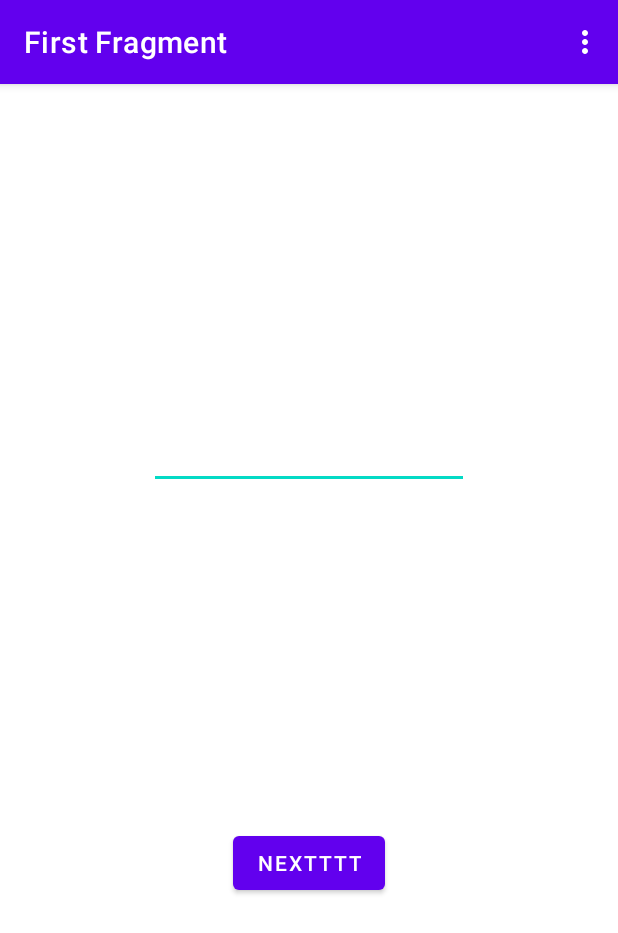
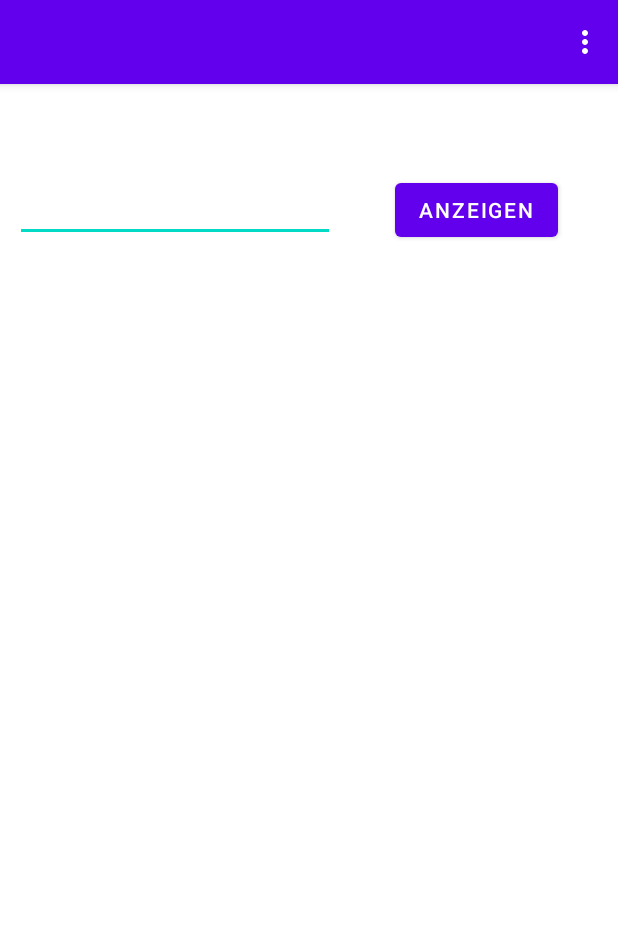
Before and after one commit to praxidike97/TrainDisplay, an Android app: the screen it shows after launch (MainActivity), on a phone screen of 412 x 824 dp. Shown: the top 933 px of the screen. Run offline under Robolectric (Android 15) with nearby library versions, the light colour scheme and no system bars; our stand-ins replace Volley, navigation-ui.

Commit message:
Progress Android App

```diff
--- a/src/TrainDisplayManager/app/build.gradle
+++ b/src/TrainDisplayManager/app/build.gradle
@@ -37,6 +37,7 @@ dependencies {
     implementation 'androidx.constraintlayout:constraintlayout:2.1.4'
     implementation 'androidx.navigation:navigation-fragment:2.3.5'
     implementation 'androidx.navigation:navigation-ui:2.3.5'
+    implementation 'com.android.volley:volley:1.2.1'
     testImplementation 'junit:junit:4.13.2'
     androidTestImplementation 'androidx.test.ext:junit:1.1.3'
     androidTestImplementation 'androidx.test.espresso:espresso-core:3.5.1'
--- a/src/TrainDisplayManager/app/src/main/AndroidManifest.xml
+++ b/src/TrainDisplayManager/app/src/main/AndroidManifest.xml
@@ -2,6 +2,9 @@
 <manifest xmlns:android="http://schemas.android.com/apk/res/android"
     xmlns:tools="http://schemas.android.com/tools"
     package="de.praxidike.traindisplaymanager">
+
+    <uses-permission android:name="android.permission.INTERNET" />
+    <uses-permission android:name="android.permission.ACCESS_NETWORK_STATE" />
 
     <application
         android:allowBackup="true"
@@ -11,6 +14,7 @@
         android:label="@string/app_name"
         android:roundIcon="@mipmap/ic_launcher_round"
         android:supportsRtl="true"
+        android:usesCleartextTraffic="true"
         android:theme="@style/Theme.TrainDisplayManager"
         tools:targetApi="31">
         <activity
--- a/src/TrainDisplayManager/app/src/main/java/de/praxidike/traindisplaymanager/FirstFragment.java
+++ b/src/TrainDisplayManager/app/src/main/java/de/praxidike/traindisplaymanager/FirstFragment.java
@@ -2,15 +2,24 @@ package de.praxidike.traindisplaymanager;
 
 import android.content.Context;
 import android.os.Bundle;
+import android.util.Log;
 import android.view.LayoutInflater;
 import android.view.View;
 import android.view.ViewGroup;
 import android.view.inputmethod.InputMethodManager;
 import android.widget.AdapterView;
 import android.widget.ArrayAdapter;
+import android.widget.Toast;
 
 import androidx.annotation.NonNull;
 import androidx.fragment.app.Fragment;
+
+import com.android.volley.Request;
+import com.android.volley.RequestQueue;
+import com.android.volley.Response;
+import com.android.volley.VolleyError;
+import com.android.volley.toolbox.StringRequest;
+import com.android.volley.toolbox.Volley;
 
 import org.json.JSONException;
 import org.json.JSONObject;
@@ -21,6 +30,7 @@ import java.util.ArrayList;
 import java.util.Collections;
 import java.util.Iterator;
 import java.util.List;
+import java.util.logging.Logger;
 
 import de.praxidike.traindisplaymanager.databinding.FragmentFirstBinding;
 import de.praxidike.traindisplaymanager.models.Station;
@@ -28,6 +38,8 @@ import de.praxidike.traindisplaymanager.models.Station;
 public class FirstFragment extends Fragment {
 
     private FragmentFirstBinding binding;
+    public ArrayList<Station> stationList;
+    public int selectedStationEvaNr = -1;
 
     @Override
     public View onCreateView(
@@ -43,18 +55,37 @@ public class FirstFragment extends Fragment {
     public void onViewCreated(@NonNull View view, Bundle savedInstanceState) {
         super.onViewCreated(view, savedInstanceState);
 
-        List<Station> stationList = loadStationsFromAssets();
+        stationList = loadStationsFromAssets();
         Collections.sort(stationList);
-        String[] stationNames = new String[stationList.size()];
+        /*String[] stationNames = new String[stationList.size()];
 
         for (int i = 0; i < stationList.size(); i++){
             stationNames[i] = stationList.get(i).getName();
         }
 
         ArrayAdapter<String> adapter = new ArrayAdapter<String>(getContext(),
-                    android.R.layout.simple_dropdown_item_1line, stationNames);
+                    android.R.layout.simple_dropdown_item_1line, stationNames);*/
 
+
+        ArrayAdapter<Station> adapter = new ArrayAdapter<Station>(getContext(), android.R.layout.simple_dropdown_item_1line, stationList);
         binding.autoComplete.setAdapter(adapter);
+        binding.autoComplete.setOnItemClickListener(new AdapterView.OnItemClickListener() {
+            @Override
+            public void onItemClick(AdapterView<?> parent, View view, int position, long id) {
+                Object item = parent.getItemAtPosition(position);
+                if (item instanceof Station){
+                    Station selecteStation = (Station) item;
+                    selectedStationEvaNr = selecteStation.getEvaNr();
+
+                    View focudView = getActivity().getCurrentFocus();
+                    InputMethodManager imm = (InputMethodManager)getActivity().getSystemService(Context.INPUT_METHOD_SERVICE);
+                    imm.hideSoftInputFromWindow(focudView.getWindowToken(), 0);
+                    binding.autoComplete.clearFocus();
+                }
+            }
+        });
+
+        /*binding.autoComplete.setAdapter(adapter);
         binding.autoComplete.setOnItemClickListener(new AdapterView.OnItemClickListener() {
             @Override
             public void onItemClick(AdapterView<?> adapterView, View view, int position, long id) {
@@ -63,18 +94,44 @@ public class FirstFragment extends Fragment {
                 imm.hideSoftInputFromWindow(focudView.getWindowToken(), 0);
                 binding.autoComplete.clearFocus();
             }
-        });
+        });*/
 
         binding.buttonFirst.setOnClickListener(new View.OnClickListener() {
+
             @Override
             public void onClick(View view) {
+
+                if (selectedStationEvaNr < 0){
+                    Toast.makeText(getActivity(), "Station mit EVA Nr " + selectedStationEvaNr + " nicht gefunden.", Toast.LENGTH_LONG).show();
+                }else {
+
+                    // Instantiate the RequestQueue.
+                    RequestQueue queue = Volley.newRequestQueue(getContext());
+                    String url = "http://192.168.0.59:8000/generate_timetable/" + selectedStationEvaNr;
+                    Log.d("TAG", url);
+                    // Request a string response from the provided URL.
+                    StringRequest stringRequest = new StringRequest(Request.Method.GET, url,
+                            new Response.Listener<String>() {
+                                @Override
+                                public void onResponse(String response) {
+                                    Log.d("TAG", response);
+                                }
+                            }, new Response.ErrorListener() {
+                        @Override
+                        public void onErrorResponse(VolleyError error) {
+                            Log.d("TAG", error.toString());
+                        }
+                    });
+
+                    queue.add(stringRequest);
+                }
             }
         });
     }
 
-    public List<Station> loadStationsFromAssets() {
+    public ArrayList<Station> loadStationsFromAssets() {
         String json_string;
-        List<Station> stationList = new ArrayList<>();
+        ArrayList<Station> stationList = new ArrayList<>();
 
         try {
             InputStream is = getActivity().getAssets().open("name_eva_mapping.json");
--- a/src/TrainDisplayManager/app/src/main/java/de/praxidike/traindisplaymanager/models/Station.java
+++ b/src/TrainDisplayManager/app/src/main/java/de/praxidike/traindisplaymanager/models/Station.java
@@ -21,4 +21,9 @@ public class Station implements Comparable<Station>{
     public int compareTo(Station o) {
         return this.name.compareToIgnoreCase(o.getName());
     }
+
+    @Override
+    public String toString(){
+        return this.name;
+    }
 }
--- a/src/TrainDisplayManager/app/src/main/res/layout/fragment_first.xml
+++ b/src/TrainDisplayManager/app/src/main/res/layout/fragment_first.xml
@@ -11,9 +11,10 @@
         android:id="@+id/autoComplete"
         android:layout_width="wrap_content"
         android:layout_height="wrap_content"
+        android:inputType="textNoSuggestions"
         android:ems="10"
-        app:layout_constraintBottom_toTopOf="@id/button_first"
-        app:layout_constraintEnd_toEndOf="parent"
+        android:layout_marginTop="60dp"
+        android:layout_marginLeft="10dp"
         app:layout_constraintStart_toStartOf="parent"
         app:layout_constraintTop_toTopOf="parent" />
 
@@ -21,9 +22,9 @@
         android:id="@+id/button_first"
         android:layout_width="wrap_content"
         android:layout_height="wrap_content"
-        android:text="@string/next"
-        app:layout_constraintBottom_toBottomOf="parent"
+        android:text="@string/show"
         app:layout_constraintEnd_toEndOf="parent"
-        app:layout_constraintStart_toStartOf="parent"
-        app:layout_constraintTop_toBottomOf="@id/autoComplete" />
+        app:layout_constraintBaseline_toBaselineOf="@id/autoComplete"
+        app:layout_constraintStart_toEndOf="@+id/autoComplete"
+        app:layout_constraintTop_toTopOf="parent" />
 </androidx.constraintlayout.widget.ConstraintLayout>
--- a/src/TrainDisplayManager/app/src/main/res/values/strings.xml
+++ b/src/TrainDisplayManager/app/src/main/res/values/strings.xml
@@ -2,9 +2,10 @@
     <string name="app_name">TrainDisplayManager</string>
     <string name="action_settings">Settings</string>
     <!-- Strings used for fragments for navigation -->
-    <string name="first_fragment_label">First Fragment</string>
+    <string name="first_fragment_label"> </string>
     <string name="second_fragment_label">Second Fragment</string>
     <string name="next">Nextttt</string>
+    <string name="show">Anzeigen</string>
     <string name="previous">Previous</string>
 
     <string name="hello_first_fragment">Hello first fragment</string>
```
